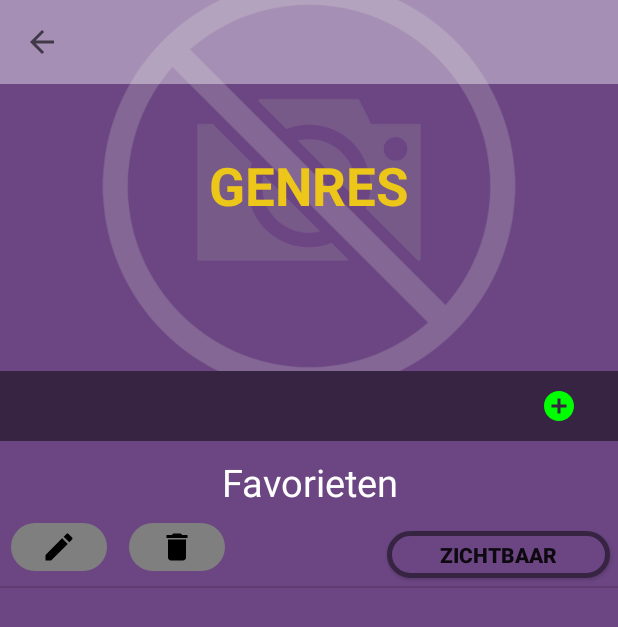
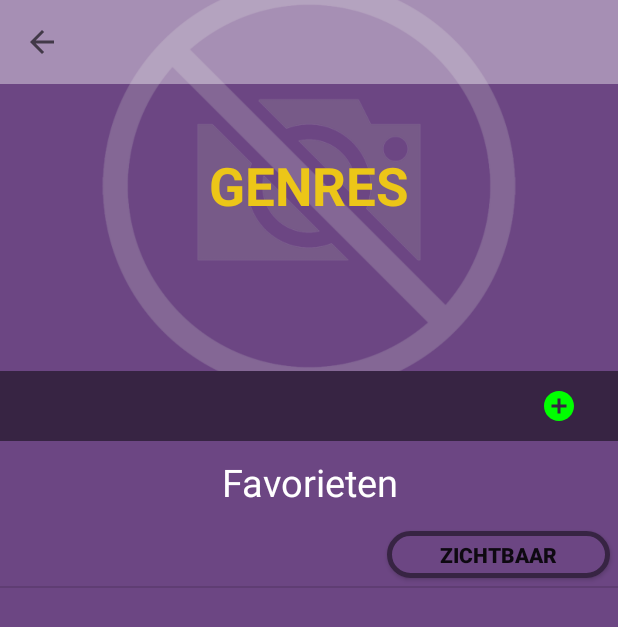
Before and after one commit to brentvermolen/Films, an Android app: the GenresActivity screen opened directly, with no data from a screen before it, on a phone screen of 412 x 824 dp. Shown: the top 627 px of the screen. Run offline under Robolectric (Android 15) with nearby library versions, the phone set to English and light mode, and no system bars; our stand-ins replace Room's generated code; libraries missing offline, so code that uses them is left out: android.arch.persistence.

```diff
--- a/app/src/main/java/com/example/brent/films/GenresActivity.java
+++ b/app/src/main/java/com/example/brent/films/GenresActivity.java
@@ -59,6 +59,8 @@ public class GenresActivity extends AppCompatActivity {
     private void initViews() {
         item_favorieten = (LinearLayout) findViewById(R.id.lst_item_favorieten);
         ((TextView)item_favorieten.findViewById(R.id.lblGenre)).setText("Favorieten");
+        ((ImageButton)item_favorieten.findViewById(R.id.btnEditGenre)).setVisibility(View.GONE);
+        ((ImageButton)item_favorieten.findViewById(R.id.btnDeleteGenre)).setVisibility(View.GONE);
 
         final ToggleButton tglVisibility = (ToggleButton)item_favorieten.findViewById(R.id.tglVisibility);
         tglVisibility.setChecked(sharedPref.getBoolean("favorieten", true));
```
